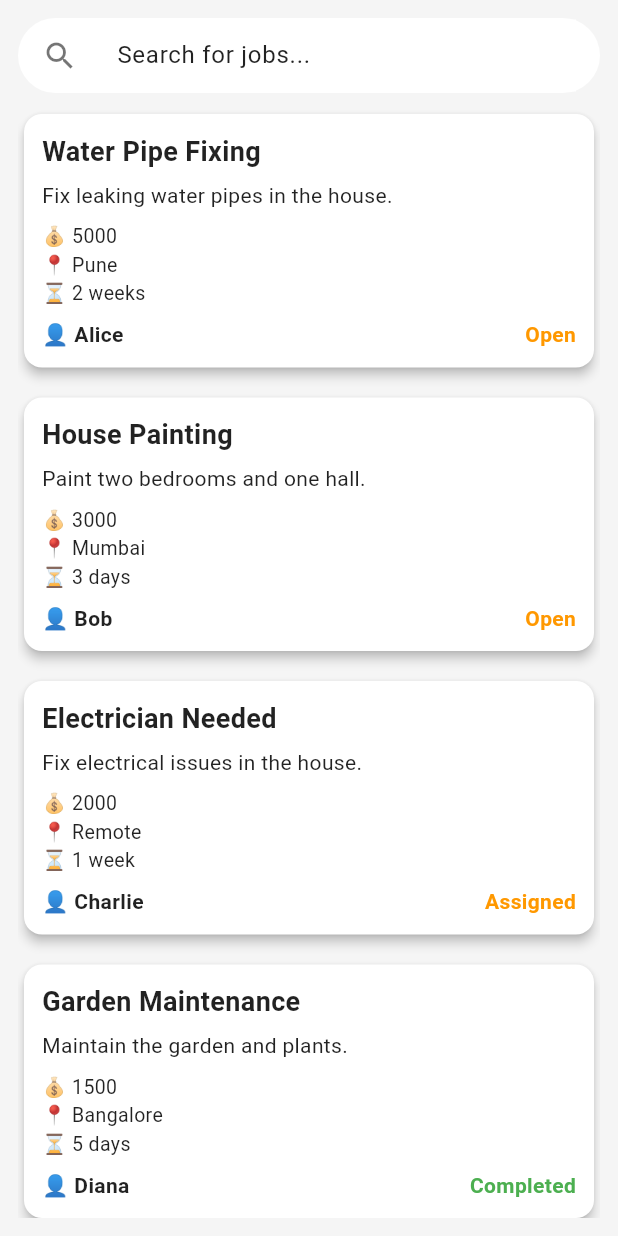
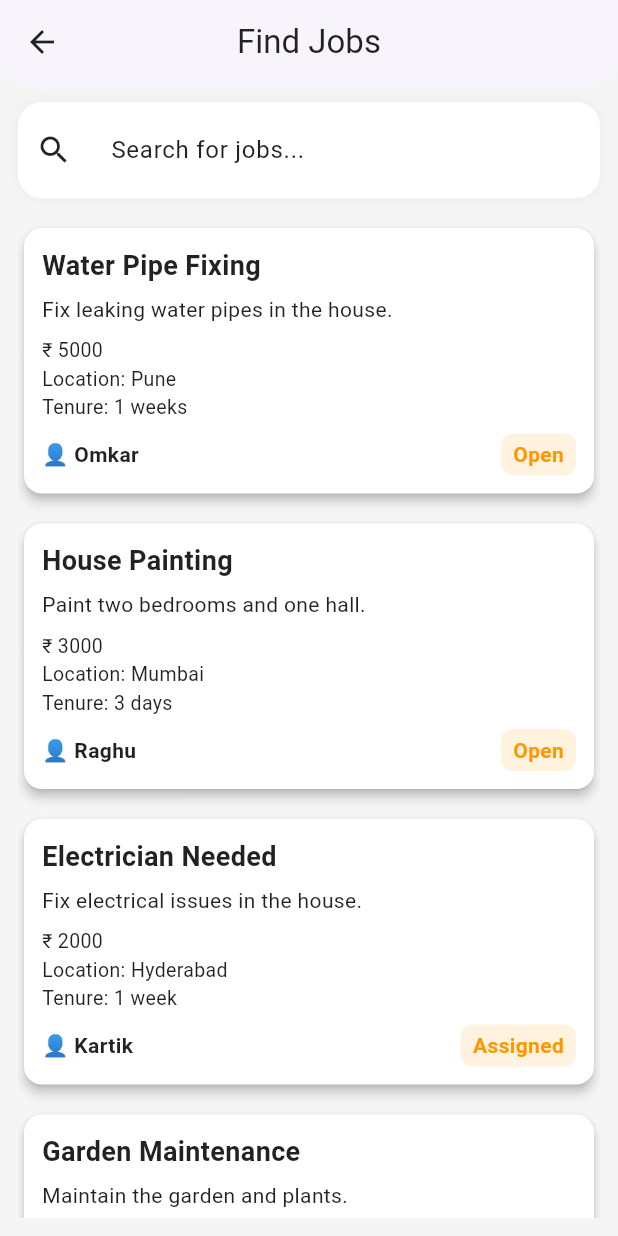
Before and after one commit to GigTrust-in/GigTrust-frontend, a Flutter app: the FindJobsScreen screen opened by its route, on a phone screen of 412 x 824 dp. Run offline on Flutter 3.47's test engine with Material 3 defaults, Android fonts, the phone set to English and light mode, and no system bars.

Commit message:
Minor fixes

```diff
--- a/lib/data/sample_jobs.dart
+++ b/lib/data/sample_jobs.dart
@@ -6,13 +6,13 @@ final List<Job> sampleJobs = [
     id: 'job-1',
     title: 'Water Pipe Fixing',
     description: 'Fix leaking water pipes in the house.',
-    clientName: 'Alice',
+    clientName: 'Omkar',
     postedDate: DateTime.parse('2025-10-25'),
     status: 'Open',
     jobType: 'Plumbing',
     location: 'Pune',
     amount: '5000',
-    tenure: '2 weeks',
+    tenure: '1 weeks',
     minRating: '4.0',
     experience: '2 years',
     skills: 'Plumber, Water Solutions',
@@ -21,7 +21,7 @@ final List<Job> sampleJobs = [
     id: 'job-2',
     title: 'House Painting',
     description: 'Paint two bedrooms and one hall.',
-    clientName: 'Bob',
+    clientName: 'Raghu',
     postedDate: DateTime.parse('2025-10-24'),
     status: 'Open',
     jobType: 'Painting',
@@ -36,12 +36,12 @@ final List<Job> sampleJobs = [
     id: 'job-3',
     title: 'Electrician Needed',
     description: 'Fix electrical issues in the house.',
-    clientName: 'Charlie',
+    clientName: 'Kartik',
     postedDate: DateTime.parse('2025-10-23'),
     status: 'Assigned',
     workerName: 'Worker1',
     jobType: 'Electrical',
-    location: 'Remote',
+    location: 'Hyderabad',
     amount: '2000',
     tenure: '1 week',
     minRating: '4',
@@ -52,7 +52,7 @@ final List<Job> sampleJobs = [
     id: 'job-4',
     title: 'Garden Maintenance',
     description: 'Maintain the garden and plants.',
-    clientName: 'Diana',
+    clientName: 'Sneha',
     postedDate: DateTime.parse('2025-10-22'),
     status: 'Completed',
     workerName: 'Worker2',
--- a/lib/models/job.dart
+++ b/lib/models/job.dart
@@ -5,7 +5,7 @@ class Job {
   final String description;
   final String clientName;
   final DateTime postedDate;
-  final String status; // e.g. 'Ongoing', 'Completed', 'Pending'
+  final String status; // e.g. 'Ongoing', 'Completed', 'Pending', 'Open', 'Assigned'
   final String? workerName;
   final String? amount;
   final String? tenure;
--- a/lib/providers/job_provider.dart
+++ b/lib/providers/job_provider.dart
@@ -15,7 +15,6 @@ class JobProvider with ChangeNotifier {
 
   List<Job> get pastJobs => _allJobs.where((job) => job.status == 'Completed').toList();
 
-  // --- Job CRUD ---------------------------------------------------
 
   void addJob(Job job) {
     _allJobs.insert(0, job);
@@ -30,7 +29,7 @@ class JobProvider with ChangeNotifier {
     }
   }
 
-  // --- Assign / Reject --------------------------------------------
+
 
   void assignJob(String jobId, String workerName, {String? workerPaymentInfo}) {
     final index = _allJobs.indexWhere((j) => j.id == jobId);
--- a/lib/screens/find_jobs_screen.dart
+++ b/lib/screens/find_jobs_screen.dart
@@ -1,9 +1,11 @@
+// lib/screens/find_jobs_screen.dart
 import 'package:flutter/material.dart';
 import 'package:provider/provider.dart';
 import '../models/job.dart';
 import '../providers/job_provider.dart';
 import '../widgets/job_card.dart';
 import '../providers/auth_provider.dart';
+import 'job_details_screen.dart';
 
 class FindJobsScreen extends StatefulWidget {
   const FindJobsScreen({super.key});
@@ -12,8 +14,7 @@ class FindJobsScreen extends StatefulWidget {
   State<FindJobsScreen> createState() => _FindJobsScreenState();
 }
 
-class _FindJobsScreenState extends State<FindJobsScreen>
-    with SingleTickerProviderStateMixin {
+class _FindJobsScreenState extends State<FindJobsScreen> {
   final TextEditingController _searchController = TextEditingController();
   bool _isExpanded = false;
   String _selectedCategory = 'All';
@@ -26,75 +27,65 @@ class _FindJobsScreenState extends State<FindJobsScreen>
 
     final List<Job> allJobs = jobProvider.allJobs;
 
-    // Get unique categories dynamically
-    final categories = <String>{
-      'All',
-      ...allJobs.map((job) => job.jobType ?? 'Others')
-    }.toList();
+    // Get unique categories (stable order)
+    final categories = <String>{'All', ...allJobs.map((job) => job.jobType ?? 'Others')}.toList();
 
-    // Filter jobs in real time
+    final query = _searchController.text.trim().toLowerCase();
+
     final filteredJobs = allJobs.where((job) {
       final matchesCategory = _selectedCategory == 'All' ||
-          (job.jobType ?? '').toLowerCase() ==
-              _selectedCategory.toLowerCase();
-      final matchesSearch = job.title
-              .toLowerCase()
-              .contains(_searchController.text.toLowerCase()) ||
-          job.description
-              .toLowerCase()
-              .contains(_searchController.text.toLowerCase());
+          (job.jobType ?? '').toLowerCase() == _selectedCategory.toLowerCase();
+      final matchesSearch = query.isEmpty ||
+          job.title.toLowerCase().contains(query) ||
+          job.description.toLowerCase().contains(query) ||
+          (job.jobType ?? '').toLowerCase().contains(query);
       final notRejected = !jobProvider.isRejectedFor(job.id, workerName);
       return matchesCategory && matchesSearch && notRejected;
     }).toList();
 
     return Scaffold(
+      appBar: AppBar(
+        title: const Text('Find Jobs'),
+        centerTitle: true,
+        shape: const RoundedRectangleBorder(
+          borderRadius: BorderRadius.vertical(bottom: Radius.circular(16)),
+        ),
+      ),
       backgroundColor: Theme.of(context).scaffoldBackgroundColor,
       body: Padding(
         padding: const EdgeInsets.all(12.0),
         child: Column(
           children: [
-            // Modern Curved Search Bar
-            GestureDetector(
-              onTap: () => setState(() => _isExpanded = !_isExpanded),
-              child: AnimatedContainer(
-                duration: const Duration(milliseconds: 400),
-                height: _isExpanded ? 60 : 50,
-                padding: const EdgeInsets.symmetric(horizontal: 16),
+            // Curved search bar (cards style like register)
+            AnimatedContainer(
+              duration: const Duration(milliseconds: 250),
+              curve: Curves.easeInOut,
               decoration: BoxDecoration(
                 color: Colors.white,
-                  borderRadius: BorderRadius.circular(30),
-                  boxShadow: _isExpanded
-                      ? [
-                          BoxShadow(
-                            color: Colors.black26,
-                            blurRadius: 10,
-                            offset: const Offset(0, 4),
-                          )
-                        ]
-                      : [],
+                borderRadius: BorderRadius.circular(16),
+                boxShadow: [BoxShadow(color: Colors.black.withValues(alpha: .04), blurRadius: 8)],
               ),
+              padding: const EdgeInsets.symmetric(horizontal: 12, vertical: 8),
               child: Row(
                 children: [
-                    const Icon(Icons.search, color: Colors.black54),
+                  const Icon(Icons.search),
                   const SizedBox(width: 10),
                   Expanded(
                     child: TextField(
                       controller: _searchController,
                       onChanged: (_) => setState(() {}),
                       decoration: const InputDecoration(
+                        hintText: 'Search for jobs...',
                         border: InputBorder.none,
-                          hintText: 'Search for jobs...',
                       ),
                       onTap: () {
-                          if (!_isExpanded) {
-                            setState(() => _isExpanded = true);
-                          }
+                        if (!_isExpanded) setState(() => _isExpanded = true);
                       },
                     ),
                   ),
                   if (_searchController.text.isNotEmpty)
                     IconButton(
-                        icon: const Icon(Icons.clear, color: Colors.black54),
+                      icon: const Icon(Icons.clear),
                       onPressed: () {
                         _searchController.clear();
                         setState(() {});
@@ -103,14 +94,13 @@ class _FindJobsScreenState extends State<FindJobsScreen>
                 ],
               ),
             ),
-            ),
 
-            // Categories Horizontal List
+            // Categories (shows when expanded)
             AnimatedSwitcher(
-              duration: const Duration(milliseconds: 400),
+              duration: const Duration(milliseconds: 200),
               child: _isExpanded
                   ? Container(
-                      margin: const EdgeInsets.symmetric(vertical: 16),
+                      margin: const EdgeInsets.symmetric(vertical: 12),
                       height: 40,
                       child: ListView.separated(
                         scrollDirection: Axis.horizontal,
@@ -120,29 +110,16 @@ class _FindJobsScreenState extends State<FindJobsScreen>
                           final category = categories[index];
                           final isSelected = category == _selectedCategory;
                           return GestureDetector(
-                            onTap: () => setState(() {
-                              _selectedCategory = category;
-                            }),
-                            child: AnimatedContainer(
-                              duration: const Duration(milliseconds: 300),
-                              padding: const EdgeInsets.symmetric(
-                                  horizontal: 18, vertical: 8),
+                            onTap: () => setState(() => _selectedCategory = category),
+                            child: Container(
+                              padding: const EdgeInsets.symmetric(horizontal: 16, vertical: 8),
                               decoration: BoxDecoration(
-                                color: isSelected
-                                    ? Colors.blueAccent
-                                    : Colors.grey[300],
+                                color: isSelected ? Theme.of(context).colorScheme.primary : Colors.grey[200],
                                 borderRadius: BorderRadius.circular(20),
                               ),
-                              child: Center(
                               child: Text(
                                 category,
-                                  style: TextStyle(
-                                    color: isSelected
-                                        ? Colors.white
-                                        : Colors.black87,
-                                    fontWeight: FontWeight.w500,
-                                  ),
-                                ),
+                                style: TextStyle(color: isSelected ? Colors.white : Colors.black87),
                               ),
                             ),
                           );
@@ -152,18 +129,14 @@ class _FindJobsScreenState extends State<FindJobsScreen>
                   : const SizedBox.shrink(),
             ),
 
-            const SizedBox(height: 10),
+            const SizedBox(height: 8),
 
-            // Jobs List
+            // Jobs list
             Expanded(
               child: filteredJobs.isEmpty
-                  ? const Center(
-                      child: Text(
-                        'No jobs found.',
-                        style: TextStyle(fontSize: 16, color: Colors.black54),
-                      ),
-                    )
+                  ? const Center(child: Text('No jobs found.'))
                   : ListView.builder(
+                      padding: const EdgeInsets.only(top: 8),
                       itemCount: filteredJobs.length,
                       itemBuilder: (context, index) {
                         final job = filteredJobs[index];
@@ -171,12 +144,13 @@ class _FindJobsScreenState extends State<FindJobsScreen>
                           padding: const EdgeInsets.only(bottom: 12),
                           child: JobCard(
                             job: job,
-                            onTap: () => _showJobDetails(
+                            onTap: () {
+                              // navigate to details screen
+                              Navigator.push(
                                 context,
-                              job,
-                              jobProvider,
-                              workerName,
-                            ),
+                                MaterialPageRoute(builder: (_) => JobDetailsScreen(job: job)),
+                              );
+                            },
                           ),
                         );
                       },
@@ -187,55 +161,4 @@ class _FindJobsScreenState extends State<FindJobsScreen>
       ),
     );
   }
-
-  // Job details popup with Accept/Reject
-  void _showJobDetails(BuildContext context, Job job,
-      JobProvider jobProvider, String workerName) {
-    showDialog(
-      context: context,
-      builder: (_) => AlertDialog(
-        shape: RoundedRectangleBorder(borderRadius: BorderRadius.circular(16)),
-        title: Text(job.title),
-        content: SingleChildScrollView(
-          child: Column(
-            crossAxisAlignment: CrossAxisAlignment.start,
-            children: [
-              Text(job.description),
-              const SizedBox(height: 10),
-              _detail('Amount', job.amount),
-              _detail('Location', job.location),
-              _detail('Type', job.jobType),
-              _detail('Tenure', job.tenure),
-            ],
-          ),
-        ),
-        actions: [
-          TextButton(
-            onPressed: () {
-              jobProvider.rejectJob(job.id, workerName);
-              Navigator.pop(context);
-            },
-            child: const Text('Reject'),
-          ),
-          ElevatedButton(
-            onPressed: () {
-              jobProvider.assignJob(job.id, workerName);
-              ScaffoldMessenger.of(context).showSnackBar(
-                const SnackBar(content: Text('Accepted successfully!')),
-              );
-              Navigator.pop(context);
-            },
-            child: const Text('Accept'),
-          ),
-        ],
-      ),
-    );
 }
-
-  Widget _detail(String label, String? value) {
-    return Padding(
-      padding: const EdgeInsets.symmetric(vertical: 4),
-      child: Text('$label: ${value ?? 'N/A'}'),
-    );
-  }
-}
--- a/lib/widgets/job_card.dart
+++ b/lib/widgets/job_card.dart
@@ -1,5 +1,5 @@
 import 'package:flutter/material.dart';
-import 'package:flutter_application_1/models/job.dart';
+import '../models/job.dart';
 
 class JobCard extends StatelessWidget {
   final Job job;
@@ -13,6 +13,9 @@ class JobCard extends StatelessWidget {
 
   @override
   Widget build(BuildContext context) {
+    final theme = Theme.of(context);
+    Text(job.title, style: theme.textTheme.titleMedium);
+
     return InkWell(
       onTap: onTap,
       borderRadius: BorderRadius.circular(12),
@@ -24,12 +27,14 @@ class JobCard extends StatelessWidget {
           child: Column(
             crossAxisAlignment: CrossAxisAlignment.start,
             children: [
+              // Job title
               Text(
                 job.title,
-                style: const TextStyle(
-                    fontSize: 18, fontWeight: FontWeight.bold),
+                style: const TextStyle(fontSize: 18, fontWeight: FontWeight.bold),
               ),
               const SizedBox(height: 6),
+
+              // Job description
               Text(
                 job.description,
                 style: const TextStyle(fontSize: 14),
@@ -37,27 +42,42 @@ class JobCard extends StatelessWidget {
                 maxLines: 3,
               ),
               const SizedBox(height: 8),
+
+              // Job details (amount, location, tenure)
               if (job.amount != null)
-                Text("💰 ${job.amount}", style: const TextStyle(fontSize: 13)),
+                Text("₹ ${job.amount}", style: const TextStyle(fontSize: 13)),
               if (job.location != null)
-                Text("📍 ${job.location}", style: const TextStyle(fontSize: 13)),
+                Text("Location: ${job.location}", style: const TextStyle(fontSize: 13)),
               if (job.tenure != null)
-                Text("⏳ ${job.tenure}", style: const TextStyle(fontSize: 13)),
+                Text("Tenure: ${job.tenure}", style: const TextStyle(fontSize: 13)),
+
               const SizedBox(height: 8),
+
+              // Bottom row: client name and status badge
               Row(
                 mainAxisAlignment: MainAxisAlignment.spaceBetween,
                 children: [
-                  Text("👤 ${job.clientName}",
-                      style: const TextStyle(fontWeight: FontWeight.w600)),
-                  Text(
-                    job.status,
-                    style: TextStyle(
-                      color: job.status == "Completed"
-                          ? Colors.green
-                          : job.status == "Ongoing"
-                              ? Colors.blue
-                              : Colors.orange,
-                      fontWeight: FontWeight.w600,
+                  Expanded(
+                    child: Text(
+                      "👤 ${job.clientName}",
+                      style: const TextStyle(fontWeight: FontWeight.w600),
+                      overflow: TextOverflow.ellipsis,
+                    ),
+                  ),
+                  const SizedBox(width: 8),
+                  Container(
+                    padding:
+                        const EdgeInsets.symmetric(horizontal: 8, vertical: 4),
+                    decoration: BoxDecoration(
+                      color: _statusColor(job.status).withValues(alpha: 0.12),
+                      borderRadius: BorderRadius.circular(8),
+                    ),
+                    child: Text(
+                      job.status,
+                      style: TextStyle(
+                        color: _statusColor(job.status),
+                        fontWeight: FontWeight.w600,
+                      ),
                     ),
                   ),
                 ],
@@ -68,4 +88,16 @@ class JobCard extends StatelessWidget {
       ),
     );
   }
+
+  // Helper: returns color based on job status
+  Color _statusColor(String status) {
+    switch (status) {
+      case 'Completed':
+        return Colors.green;
+      case 'Ongoing':
+        return Colors.blue;
+      default:
+        return Colors.orange;
+    }
+  }
 }
--- a/lib/widgets/rating_widget.dart
+++ b/lib/widgets/rating_widget.dart
@@ -14,8 +14,8 @@ class RatingWidget extends StatelessWidget {
 
   @override
   Widget build(BuildContext context) {
-    return Wrap( // ✅ Wrap prevents overflow
-      spacing: 2, // small space between stars
+    return Wrap(
+      spacing: 2,
       children: List.generate(5, (index) {
         final starIndex = index + 1;
         return GestureDetector(
@@ -25,7 +25,7 @@ class RatingWidget extends StatelessWidget {
           child: Icon(
             starIndex <= rating ? Icons.star : Icons.star_border,
             color: Colors.amber,
-            size: 18, // ✅ smaller, clean size
+            size: 18,
           ),
         );
       }),
```
Also changed, not shown: lib/screens/ongoing_gigs_screen.dart (+105 -146 lines), lib/screens/register_screen.dart (+80 -66 lines), lib/utils/validators.dart (+10 -0 lines). Lines whose indentation alone changed are shown as unchanged.
